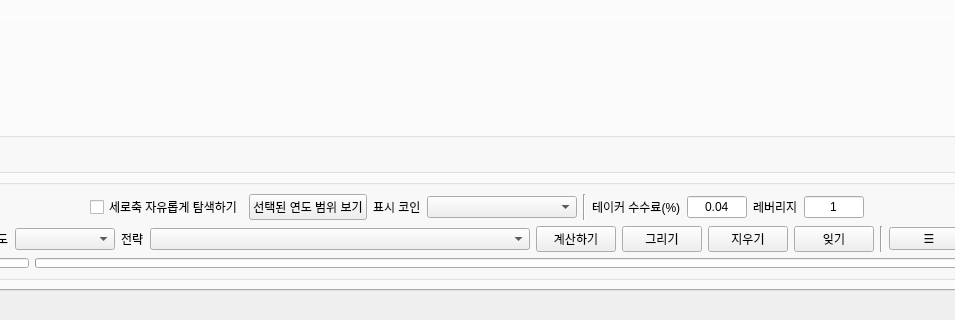
The window that resource/user_interface.ui (cunarist/solie) describes before a commit, drawn with Qt 5; both pictures show x 163 to 1118 and y 400 to 720 of the 1280 by 720 pixel window.
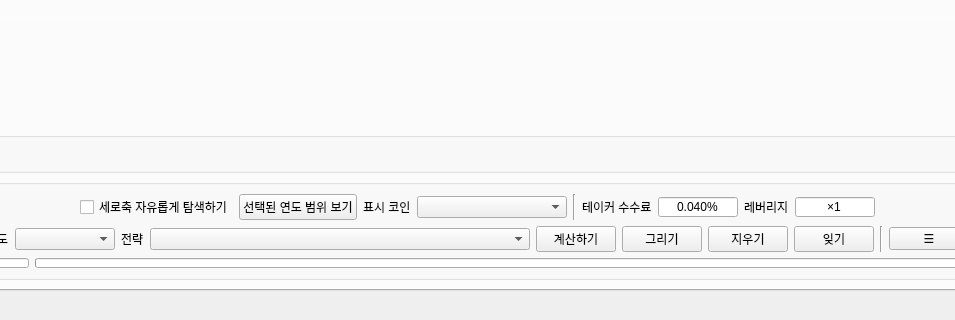
The same window after the commit. The open tabs and pages were chosen to show the change. Icons and pictures are not drawn. Custom widgets are drawn as their Qt base class.

Commit message: Use spinbox widget on numeric inputs

```diff
--- a/resource/user_interface.ui
+++ b/resource/user_interface.ui
@@ -748,36 +748,48 @@
              <item>
               <widget class="QLabel" name="label_4">
                <property name="text">
-                <string>테이커 수수료(%)</string>
+                <string>테이커 수수료</string>
                </property>
               </widget>
              </item>
              <item>
-              <widget class="QLineEdit" name="lineEdit_5">
-               <property name="sizePolicy">
-                <sizepolicy hsizetype="Fixed" vsizetype="Fixed">
-                 <horstretch>0</horstretch>
-                 <verstretch>0</verstretch>
-                </sizepolicy>
-               </property>
+              <widget class="QDoubleSpinBox" name="doubleSpinBox">
                <property name="minimumSize">
                 <size>
-                 <width>60</width>
+                 <width>80</width>
                  <height>0</height>
                 </size>
                </property>
                <property name="maximumSize">
                 <size>
-                 <width>60</width>
+                 <width>80</width>
                  <height>16777215</height>
                 </size>
                </property>
-               <property name="text">
-                <string>0.04</string>
-               </property>
                <property name="alignment">
                 <set>Qt::AlignCenter</set>
                </property>
+               <property name="buttonSymbols">
+                <enum>QAbstractSpinBox::NoButtons</enum>
+               </property>
+               <property name="correctionMode">
+                <enum>QAbstractSpinBox::CorrectToNearestValue</enum>
+               </property>
+               <property name="suffix">
+                <string>%</string>
+               </property>
+               <property name="decimals">
+                <number>3</number>
+               </property>
+               <property name="maximum">
+                <double>1.000000000000000</double>
+               </property>
+               <property name="singleStep">
+                <double>0.001000000000000</double>
+               </property>
+               <property name="value">
+                <double>0.040000000000000</double>
+               </property>
               </widget>
              </item>
              <item>
@@ -788,31 +800,37 @@
               </widget>
              </item>
              <item>
-              <widget class="QLineEdit" name="lineEdit_2">
-               <property name="sizePolicy">
-                <sizepolicy hsizetype="Fixed" vsizetype="Fixed">
-                 <horstretch>0</horstretch>
-                 <verstretch>0</verstretch>
-                </sizepolicy>
-               </property>
+              <widget class="QSpinBox" name="spinBox_2">
                <property name="minimumSize">
                 <size>
-                 <width>60</width>
+                 <width>80</width>
                  <height>0</height>
                 </size>
                </property>
                <property name="maximumSize">
                 <size>
-                 <width>60</width>
+                 <width>80</width>
                  <height>16777215</height>
                 </size>
                </property>
-               <property name="text">
-                <string>1</string>
-               </property>
                <property name="alignment">
                 <set>Qt::AlignCenter</set>
                </property>
+               <property name="buttonSymbols">
+                <enum>QAbstractSpinBox::NoButtons</enum>
+               </property>
+               <property name="correctionMode">
+                <enum>QAbstractSpinBox::CorrectToNearestValue</enum>
+               </property>
+               <property name="prefix">
+                <string>×</string>
+               </property>
+               <property name="minimum">
+                <number>1</number>
+               </property>
+               <property name="maximum">
+                <number>100</number>
+               </property>
               </widget>
              </item>
              <item>
```
Left out of the diff: 58 changed lines with no effect on the pictures. The commit also changes 4 other files.
